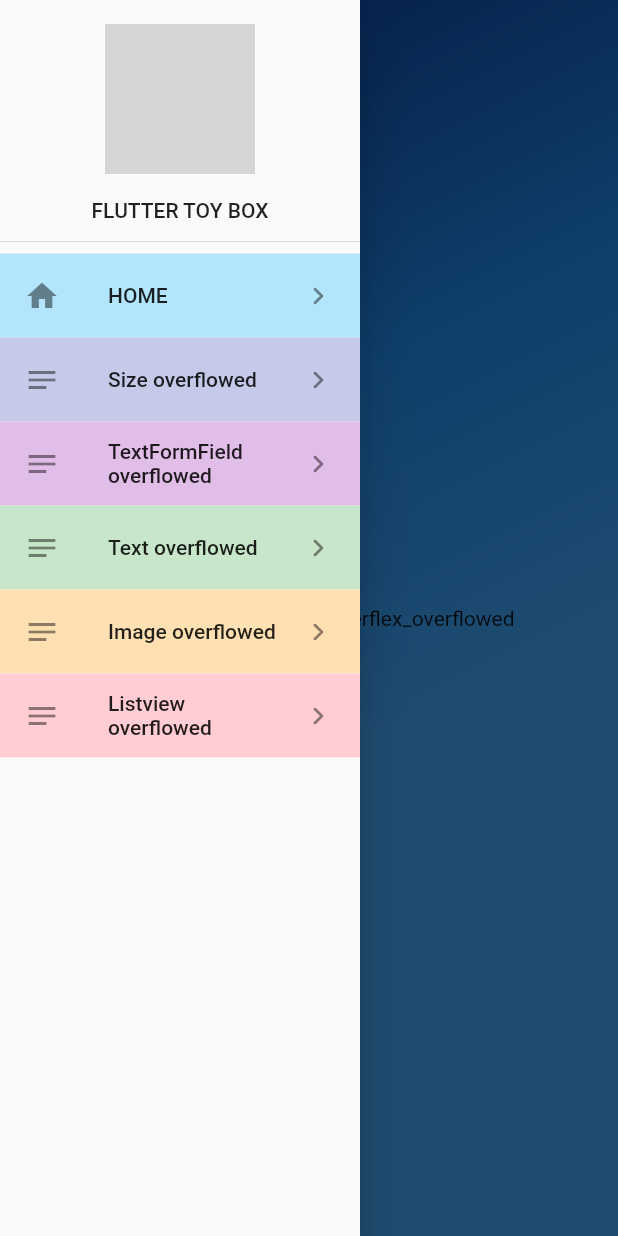
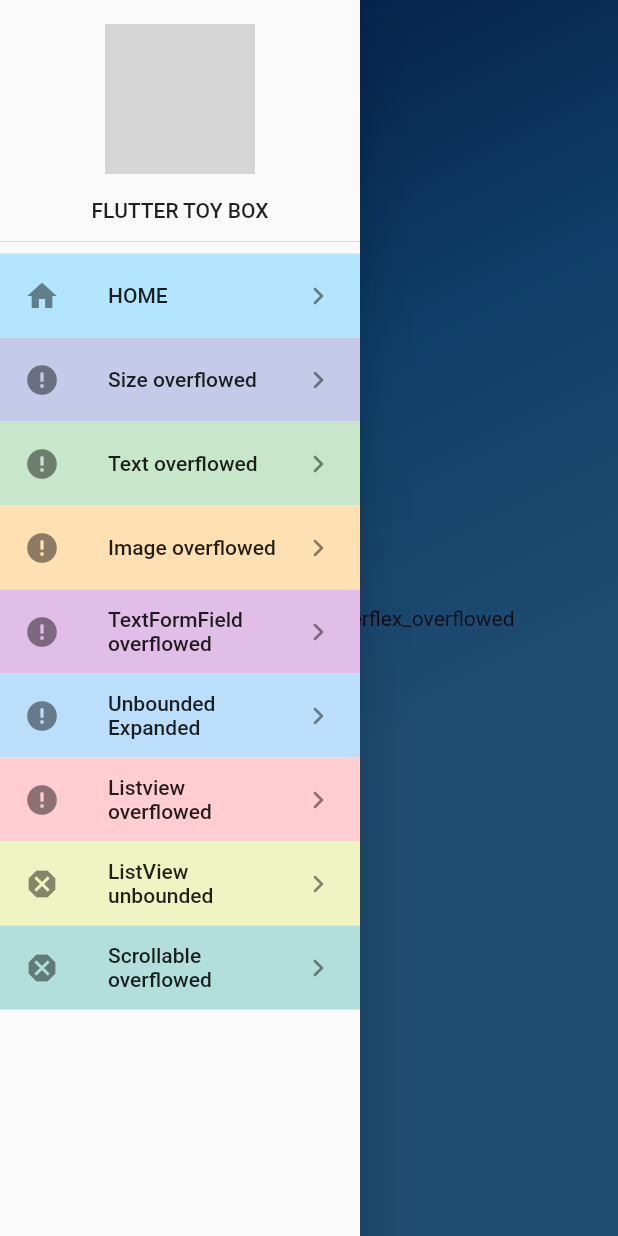
Before and after one commit to heyhey1028/flutter_samples, a Flutter app: the screen it shows after launch, with the side drawer open, on a phone screen of 412 x 824 dp. Run offline on Flutter 3.47's test engine with Material 2 defaults, Android fonts, the phone set to English and light mode, and no system bars; our stand-ins replace flutter_riverpod, js; grey boxes are pictures that could not be loaded.

Commit message:
update goodbye_renderflex_overflowed

```diff
--- a/samples/goodbye_renderflex_overflowed/lib/features/overflowed_image.dart
+++ b/samples/goodbye_renderflex_overflowed/lib/features/overflowed_image.dart
@@ -1,3 +1,5 @@
+// ignore_for_file: lines_longer_than_80_chars
+
 import 'package:flutter/material.dart';
 import 'package:flutter_riverpod/flutter_riverpod.dart';
 import 'package:goodbye_renderflex_overflowed/widgets/app_scaffold.dart';
@@ -11,8 +13,10 @@ class OverflowedImageScreen extends ConsumerWidget {
       title: const Text('Image overflowed'),
       color: Colors.orange,
       body: Center(
+        /// Fix option 1: wrap `Column` with `SingleChildScrollView` if you want it to scroll
         child: Row(
           children: [
+            /// Fix option 2: wrap children with `Expanded` or `Flexible` to resize to fit viewport
             Image.asset('assets/images/claw_machine.png'),
           ],
         ),
--- a/samples/goodbye_renderflex_overflowed/lib/features/overflowed_listview.dart
+++ b/samples/goodbye_renderflex_overflowed/lib/features/overflowed_listview.dart
@@ -1,7 +1,10 @@
+// ignore_for_file: lines_longer_than_80_chars
+
 import 'package:flutter/material.dart';
 import 'package:flutter_riverpod/flutter_riverpod.dart';
 import 'package:goodbye_renderflex_overflowed/widgets/app_scaffold.dart';
 
+// Sample referred from https://www.youtube.com/watch?v=H88YOItgBqI
 class OverflowedListviewScreen extends ConsumerWidget {
   const OverflowedListviewScreen({super.key});
 
@@ -13,6 +16,7 @@ class OverflowedListviewScreen extends ConsumerWidget {
       body: Center(
         child: Column(
           children: [
+            /// Fix: wrap children with `Expanded` or `Flexible`
             ListView.builder(
               itemCount: 50,
               shrinkWrap: true,
--- a/samples/goodbye_renderflex_overflowed/lib/features/overflowed_size_screen.dart
+++ b/samples/goodbye_renderflex_overflowed/lib/features/overflowed_size.dart
@@ -1,3 +1,5 @@
+// ignore_for_file: lines_longer_than_80_chars
+
 import 'package:flutter/material.dart';
 import 'package:flutter_riverpod/flutter_riverpod.dart';
 import 'package:goodbye_renderflex_overflowed/widgets/app_scaffold.dart';
@@ -11,9 +13,12 @@ class OverflowedSizeScreen extends ConsumerWidget {
       title: const Text('Size overflowed'),
       color: Colors.indigo,
       body: Center(
+        /// Fix option 1: wrap `Column` with `SingleChildScrollView` if you want it to scroll
         child: Column(
           children: [
             for (int i = 1; i < 10; i++)
+
+              /// Fix option 2: wrap children with `Expanded` or `Flexible` to resize to fit viewport
               Container(
                 margin: const EdgeInsets.all(5),
                 width: 100,
--- /dev/null
+++ b/samples/goodbye_renderflex_overflowed/lib/features/unbounded_expanded.dart
@@ -0,0 +1,30 @@
+// ignore_for_file: lines_longer_than_80_chars
+
+import 'package:flutter/material.dart';
+import 'package:flutter_riverpod/flutter_riverpod.dart';
+import 'package:goodbye_renderflex_overflowed/widgets/app_scaffold.dart';
+
+class UnboundedExpandedScreen extends ConsumerWidget {
+  const UnboundedExpandedScreen({super.key});
+
+  @override
+  Widget build(BuildContext context, WidgetRef ref) {
+    return AppScaffold(
+      title: const Text('Unbounded Expanded'),
+      color: Colors.indigo,
+      body: SingleChildScrollView(
+        child: Column(
+          /// Fix: add `mainAxisSize: MainAxisSize.min`
+          children: [
+            /// Fix: wrap children with `Flexible` instead of `Expanded`
+            const Expanded(child: Placeholder()),
+            Expanded(
+              child: Image.asset('assets/images/dash_game.jpeg'),
+            ),
+            const Expanded(child: Placeholder()),
+          ],
+        ),
+      ),
+    );
+  }
+}
--- a/samples/goodbye_renderflex_overflowed/lib/main.dart
+++ b/samples/goodbye_renderflex_overflowed/lib/main.dart
@@ -1,4 +1,6 @@
 // import 'package:firebase_core/firebase_core.dart';
+import 'dart:async';
+
 import 'package:flutter/material.dart';
 import 'package:flutter_riverpod/flutter_riverpod.dart';
 // import './firebase_options.dart';
--- a/samples/goodbye_renderflex_overflowed/lib/widgets/main_drawer.dart
+++ b/samples/goodbye_renderflex_overflowed/lib/widgets/main_drawer.dart
@@ -2,10 +2,12 @@ import 'package:flutter/material.dart';
 import 'package:goodbye_renderflex_overflowed/features/listview_unbounded.dart';
 import 'package:goodbye_renderflex_overflowed/features/overflowed_image.dart';
 import 'package:goodbye_renderflex_overflowed/features/overflowed_listview.dart';
-import 'package:goodbye_renderflex_overflowed/features/overflowed_text_screen.dart';
-import 'package:goodbye_renderflex_overflowed/features/overflowed_textformfield_screen.dart';
+import 'package:goodbye_renderflex_overflowed/features/overflowed_text.dart';
+import 'package:goodbye_renderflex_overflowed/features/overflowed_textformfield.dart';
+import 'package:goodbye_renderflex_overflowed/features/scrollable_region_overflow.dart';
+import 'package:goodbye_renderflex_overflowed/features/unbounded_expanded.dart';
 
-import '../features/overflowed_size_screen.dart';
+import '../features/overflowed_size.dart';
 import '../main.dart';
 
 class MainDrawer extends StatelessWidget {
@@ -42,33 +44,51 @@ class MainDrawer extends StatelessWidget {
             ),
             DrawerTile(
               color: Colors.indigo[100],
-              icon: const Icon(Icons.notes),
+              icon: const Icon(Icons.error),
               title: 'Size overflowed',
               navigateTo: const OverflowedSizeScreen(),
             ),
             DrawerTile(
-              color: Colors.purple[100],
-              icon: const Icon(Icons.notes),
-              title: 'TextFormField overflowed',
-              navigateTo: OverflowedTextformfieldScreen(),
-            ),
-            DrawerTile(
               color: Colors.green[100],
-              icon: const Icon(Icons.notes),
+              icon: const Icon(Icons.error),
               title: 'Text overflowed',
               navigateTo: const OverflowedTextScreen(),
             ),
             DrawerTile(
               color: Colors.orange[100],
-              icon: const Icon(Icons.notes),
+              icon: const Icon(Icons.error),
               title: 'Image overflowed',
               navigateTo: const OverflowedImageScreen(),
             ),
             DrawerTile(
+              color: Colors.purple[100],
+              icon: const Icon(Icons.error),
+              title: 'TextFormField overflowed',
+              navigateTo: OverflowedTextformfieldScreen(),
+            ),
+            DrawerTile(
+              color: Colors.blue[100],
+              icon: const Icon(Icons.error),
+              title: 'Unbounded Expanded',
+              navigateTo: const UnboundedExpandedScreen(),
+            ),
+            DrawerTile(
               color: Colors.red[100],
-              icon: const Icon(Icons.notes),
+              icon: const Icon(Icons.error),
               title: 'Listview overflowed',
               navigateTo: const OverflowedListviewScreen(),
+            ),
+            DrawerTile(
+              color: Colors.lime[100],
+              icon: const Icon(Icons.dangerous),
+              title: 'ListView unbounded',
+              navigateTo: const ListviewUnboundedScreen(),
+            ),
+            DrawerTile(
+              color: Colors.teal[100],
+              icon: const Icon(Icons.dangerous),
+              title: 'Scrollable overflowed',
+              navigateTo: const ScrollableRegionOverflowScreen(),
             ),
           ],
         ),
```
Also changed, not shown: samples/goodbye_renderflex_overflowed/lib/features/listview_unbounded.dart (+10 -5 lines), samples/goodbye_renderflex_overflowed/lib/features/overflowed_text.dart (added, +32 -0 lines), samples/goodbye_renderflex_overflowed/lib/features/overflowed_text_screen.dart (deleted, +0 -26 lines), samples/goodbye_renderflex_overflowed/lib/features/overflowed_textformfield.dart (renamed from samples/goodbye_renderflex_overflowed/lib/features/overflowed_textformfield_screen.dart, +9 -5 lines), samples/goodbye_renderflex_overflowed/lib/features/scrollable_region_overflow.dart (added, +26 -0 lines).
